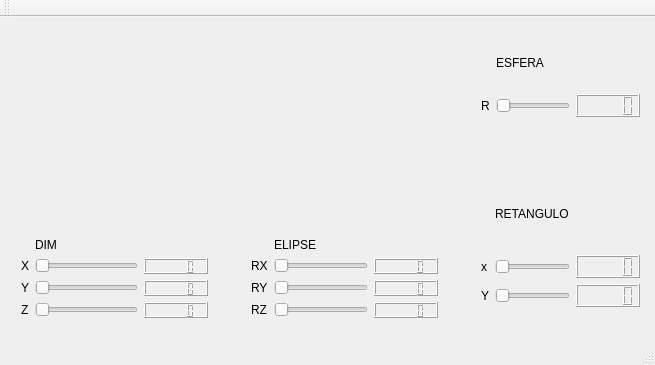
VictorCosta101/Escultor-3D, file teste/mainwindow.ui: the form before one commit.
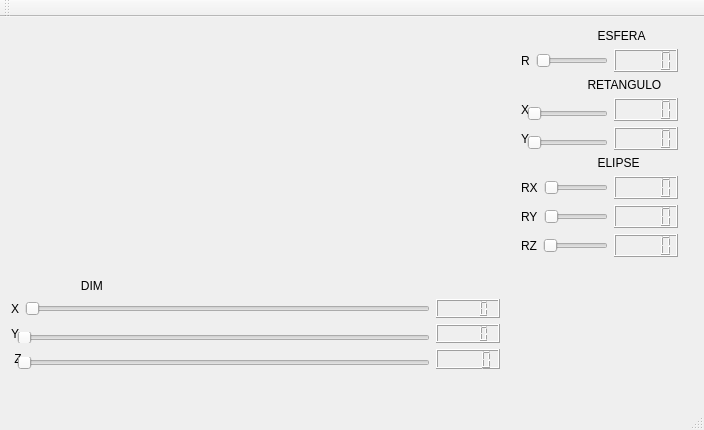
The form after the commit. Custom widgets are drawn as their Qt base class.

Diff of the .ui file:
```diff
--- a/teste/mainwindow.ui
+++ b/teste/mainwindow.ui
@@ -6,8 +6,8 @@
    <rect>
     <x>0</x>
     <y>0</y>
-    <width>655</width>
-    <height>365</height>
+    <width>704</width>
+    <height>430</height>
    </rect>
   </property>
   <property name="windowTitle">
@@ -19,239 +19,267 @@
      <rect>
       <x>10</x>
       <y>10</y>
-      <width>441</width>
-      <height>191</height>
+      <width>491</width>
+      <height>231</height>
      </rect>
     </property>
    </widget>
-   <widget class="QWidget" name="layoutWidget">
+   <widget class="QWidget" name="">
     <property name="geometry">
      <rect>
-      <x>10</x>
-      <y>210</y>
-      <width>209</width>
-      <height>102</height>
+      <x>510</x>
+      <y>0</y>
+      <width>179</width>
+      <height>251</height>
      </rect>
     </property>
-    <layout class="QGridLayout" name="gridLayout">
-     <item row="0" column="1">
-      <widget class="QLabel" name="label_4">
+    <layout class="QVBoxLayout" name="verticalLayout">
+     <item>
+      <layout class="QGridLayout" name="gridLayout_5">
+       <item row="0" column="0">
+        <widget class="QLabel" name="label_5">
        <property name="text">
-        <string>DIM</string>
+          <string>                       ESFERA</string>
        </property>
       </widget>
      </item>
      <item row="1" column="0">
-      <widget class="QLabel" name="label">
-       <property name="text">
-        <string>X</string>
-       </property>
-      </widget>
-     </item>
-     <item row="1" column="1">
-      <widget class="QSlider" name="horizontalSlider">
-       <property name="orientation">
-        <enum>Qt::Horizontal</enum>
-       </property>
-      </widget>
-     </item>
-     <item row="1" column="2">
-      <widget class="QLCDNumber" name="lcdNumber"/>
-     </item>
-     <item row="2" column="0">
-      <widget class="QLabel" name="label_2">
-       <property name="text">
-        <string>Y</string>
-       </property>
-      </widget>
-     </item>
-     <item row="2" column="1">
-      <widget class="QSlider" name="horizontalSlider_2">
-       <property name="orientation">
-        <enum>Qt::Horizontal</enum>
-       </property>
-      </widget>
-     </item>
-     <item row="2" column="2">
-      <widget class="QLCDNumber" name="lcdNumber_2"/>
-     </item>
-     <item row="3" column="0">
-      <widget class="QLabel" name="label_3">
-       <property name="text">
-        <string>Z</string>
-       </property>
-      </widget>
-     </item>
-     <item row="3" column="1">
-      <widget class="QSlider" name="horizontalSlider_3">
-       <property name="orientation">
-        <enum>Qt::Horizontal</enum>
-       </property>
-      </widget>
-     </item>
-     <item row="3" column="2">
-      <widget class="QLCDNumber" name="lcdNumber_3"/>
-     </item>
-    </layout>
-   </widget>
-   <widget class="QWidget" name="layoutWidget">
-    <property name="geometry">
-     <rect>
-      <x>470</x>
-      <y>10</y>
-      <width>181</width>
-      <height>101</height>
-     </rect>
-    </property>
     <layout class="QGridLayout" name="gridLayout_2">
-     <item row="2" column="2">
-      <widget class="QLCDNumber" name="lcdNumber_4"/>
-     </item>
-     <item row="2" column="1">
-      <widget class="QSlider" name="horizontalSlider_4">
-       <property name="orientation">
-        <enum>Qt::Horizontal</enum>
-       </property>
-      </widget>
-     </item>
-     <item row="2" column="0">
+         <item row="0" column="0">
       <widget class="QLabel" name="label_6">
        <property name="text">
         <string>R</string>
        </property>
       </widget>
      </item>
-     <item row="1" column="1">
-      <widget class="QLabel" name="label_5">
+         <item row="0" column="1">
+          <widget class="QSlider" name="horizontalSlider_4">
+           <property name="orientation">
+            <enum>Qt::Horizontal</enum>
+           </property>
+          </widget>
+         </item>
+         <item row="0" column="2">
+          <widget class="QLCDNumber" name="lcdNumber_4"/>
+         </item>
+        </layout>
+       </item>
+      </layout>
+     </item>
+     <item>
+      <layout class="QGridLayout" name="gridLayout_8">
+       <item row="0" column="0">
+        <widget class="QLabel" name="label_7">
        <property name="text">
-        <string>ESFERA</string>
+          <string>                    RETANGULO</string>
        </property>
       </widget>
      </item>
-    </layout>
-   </widget>
-   <widget class="QWidget" name="layoutWidget">
-    <property name="geometry">
-     <rect>
-      <x>470</x>
-      <y>150</y>
-      <width>181</width>
-      <height>151</height>
-     </rect>
-    </property>
+       <item row="1" column="0">
+        <layout class="QGridLayout" name="gridLayout_7">
+         <item row="0" column="0">
     <layout class="QGridLayout" name="gridLayout_3">
-     <item row="3" column="0">
-      <widget class="QLabel" name="label_9">
-       <property name="text">
-        <string>Y</string>
-       </property>
-      </widget>
-     </item>
-     <item row="2" column="2">
-      <widget class="QLCDNumber" name="lcdNumber_5"/>
-     </item>
-     <item row="2" column="0">
+           <item row="0" column="0" rowspan="2" colspan="2">
       <widget class="QLabel" name="label_8">
        <property name="text">
-        <string>x</string>
+              <string>X</string>
        </property>
       </widget>
      </item>
-     <item row="3" column="1">
-      <widget class="QSlider" name="horizontalSlider_6">
-       <property name="orientation">
-        <enum>Qt::Horizontal</enum>
-       </property>
-      </widget>
-     </item>
-     <item row="3" column="2">
-      <widget class="QLCDNumber" name="lcdNumber_6"/>
-     </item>
-     <item row="2" column="1">
+           <item row="0" column="2" rowspan="2">
+            <widget class="QLCDNumber" name="lcdNumber_5"/>
+           </item>
+           <item row="1" column="1">
       <widget class="QSlider" name="horizontalSlider_5">
        <property name="orientation">
         <enum>Qt::Horizontal</enum>
        </property>
       </widget>
      </item>
-     <item row="1" column="1">
-      <widget class="QLabel" name="label_7">
+          </layout>
+         </item>
+         <item row="1" column="0">
+          <layout class="QGridLayout" name="gridLayout_6">
+           <item row="0" column="0" rowspan="2" colspan="2">
+            <widget class="QLabel" name="label_9">
        <property name="text">
-        <string>RETANGULO</string>
+              <string>Y</string>
        </property>
       </widget>
      </item>
-    </layout>
-   </widget>
-   <widget class="QWidget" name="layoutWidget">
-    <property name="geometry">
-     <rect>
-      <x>240</x>
-      <y>210</y>
-      <width>209</width>
-      <height>102</height>
-     </rect>
-    </property>
-    <layout class="QGridLayout" name="gridLayout_4">
-     <item row="0" column="1">
+           <item row="0" column="2" rowspan="2">
+            <widget class="QLCDNumber" name="lcdNumber_6"/>
+           </item>
+           <item row="1" column="1">
+            <widget class="QSlider" name="horizontalSlider_6">
+             <property name="orientation">
+              <enum>Qt::Horizontal</enum>
+             </property>
+            </widget>
+           </item>
+          </layout>
+         </item>
+        </layout>
+       </item>
+      </layout>
+     </item>
+     <item>
+      <layout class="QGridLayout" name="gridLayout_11">
+       <item row="0" column="0">
       <widget class="QLabel" name="label_10">
        <property name="text">
-        <string>ELIPSE</string>
+          <string>                       ELIPSE</string>
        </property>
       </widget>
      </item>
      <item row="1" column="0">
+        <layout class="QGridLayout" name="gridLayout_4">
+         <item row="0" column="0">
       <widget class="QLabel" name="label_11">
        <property name="text">
         <string>RX</string>
        </property>
       </widget>
      </item>
-     <item row="1" column="1">
+         <item row="0" column="1">
       <widget class="QSlider" name="horizontalSlider_7">
        <property name="orientation">
         <enum>Qt::Horizontal</enum>
        </property>
       </widget>
      </item>
-     <item row="1" column="2">
+         <item row="0" column="2">
       <widget class="QLCDNumber" name="lcdNumber_7"/>
      </item>
+        </layout>
+       </item>
      <item row="2" column="0">
+        <layout class="QGridLayout" name="gridLayout_9">
+         <item row="0" column="0">
       <widget class="QLabel" name="label_12">
        <property name="text">
         <string>RY</string>
        </property>
       </widget>
      </item>
-     <item row="2" column="1">
+         <item row="0" column="1">
       <widget class="QSlider" name="horizontalSlider_8">
        <property name="orientation">
         <enum>Qt::Horizontal</enum>
        </property>
       </widget>
      </item>
-     <item row="2" column="2">
+         <item row="0" column="2">
       <widget class="QLCDNumber" name="lcdNumber_8"/>
      </item>
+        </layout>
+       </item>
      <item row="3" column="0">
+        <layout class="QGridLayout" name="gridLayout_10">
+         <item row="0" column="0">
       <widget class="QLabel" name="label_13">
        <property name="text">
         <string>RZ</string>
        </property>
       </widget>
      </item>
-     <item row="3" column="1">
+         <item row="0" column="1">
       <widget class="QSlider" name="horizontalSlider_9">
        <property name="orientation">
         <enum>Qt::Horizontal</enum>
        </property>
       </widget>
      </item>
-     <item row="3" column="2">
+         <item row="0" column="2">
       <widget class="QLCDNumber" name="lcdNumber_9"/>
      </item>
     </layout>
+       </item>
+      </layout>
+     </item>
+    </layout>
+   </widget>
+   <widget class="QWidget" name="">
+    <property name="geometry">
+     <rect>
+      <x>0</x>
+      <y>251</y>
+      <width>511</width>
+      <height>112</height>
+     </rect>
+    </property>
+    <layout class="QGridLayout" name="gridLayout_14">
+     <item row="0" column="0">
+      <widget class="QLabel" name="label_4">
+       <property name="text">
+        <string>                     DIM</string>
+       </property>
+      </widget>
+     </item>
+     <item row="1" column="0">
+      <layout class="QGridLayout" name="gridLayout">
+       <item row="0" column="0">
+        <widget class="QLabel" name="label">
+         <property name="text">
+          <string>X</string>
+         </property>
+        </widget>
+       </item>
+       <item row="0" column="1">
+        <widget class="QSlider" name="horizontalSlider">
+         <property name="orientation">
+          <enum>Qt::Horizontal</enum>
+         </property>
+        </widget>
+       </item>
+       <item row="0" column="2">
+        <widget class="QLCDNumber" name="lcdNumber"/>
+       </item>
+      </layout>
+     </item>
+     <item row="2" column="0">
+      <layout class="QGridLayout" name="gridLayout_12">
+       <item row="0" column="0" rowspan="2" colspan="2">
+        <widget class="QLabel" name="label_2">
+         <property name="text">
+          <string>Y</string>
+         </property>
+        </widget>
+       </item>
+       <item row="0" column="2" rowspan="2">
+        <widget class="QLCDNumber" name="lcdNumber_2"/>
+       </item>
+       <item row="1" column="1">
+        <widget class="QSlider" name="horizontalSlider_2">
+         <property name="orientation">
+          <enum>Qt::Horizontal</enum>
+         </property>
+        </widget>
+       </item>
+      </layout>
+     </item>
+     <item row="3" column="0">
+      <layout class="QGridLayout" name="gridLayout_13">
+       <item row="0" column="0" rowspan="2" colspan="2">
+        <widget class="QLabel" name="label_3">
+         <property name="text">
+          <string> Z </string>
+         </property>
+        </widget>
+       </item>
+       <item row="0" column="2" rowspan="2">
+        <widget class="QLCDNumber" name="lcdNumber_3"/>
+       </item>
+       <item row="1" column="1">
+        <widget class="QSlider" name="horizontalSlider_3">
+         <property name="orientation">
+          <enum>Qt::Horizontal</enum>
+         </property>
+        </widget>
+       </item>
+      </layout>
+     </item>
+    </layout>
    </widget>
   </widget>
   <widget class="QMenuBar" name="menuBar">
```
Left out of the diff: 5 changed lines with no effect on the pictures. Lines whose indentation alone changed are shown as unchanged.
